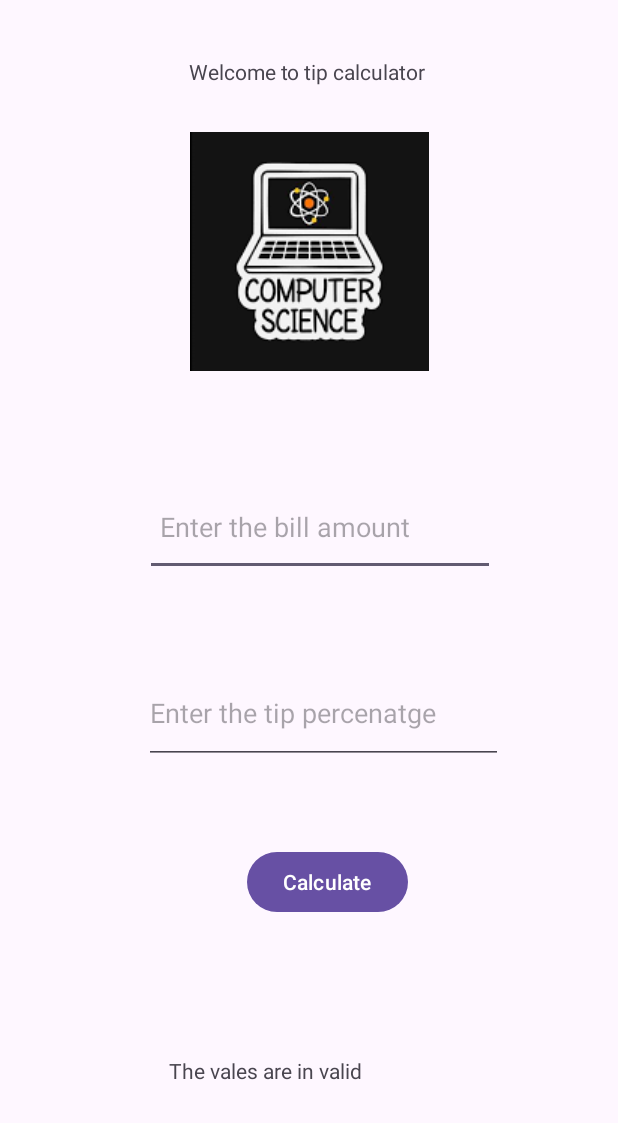
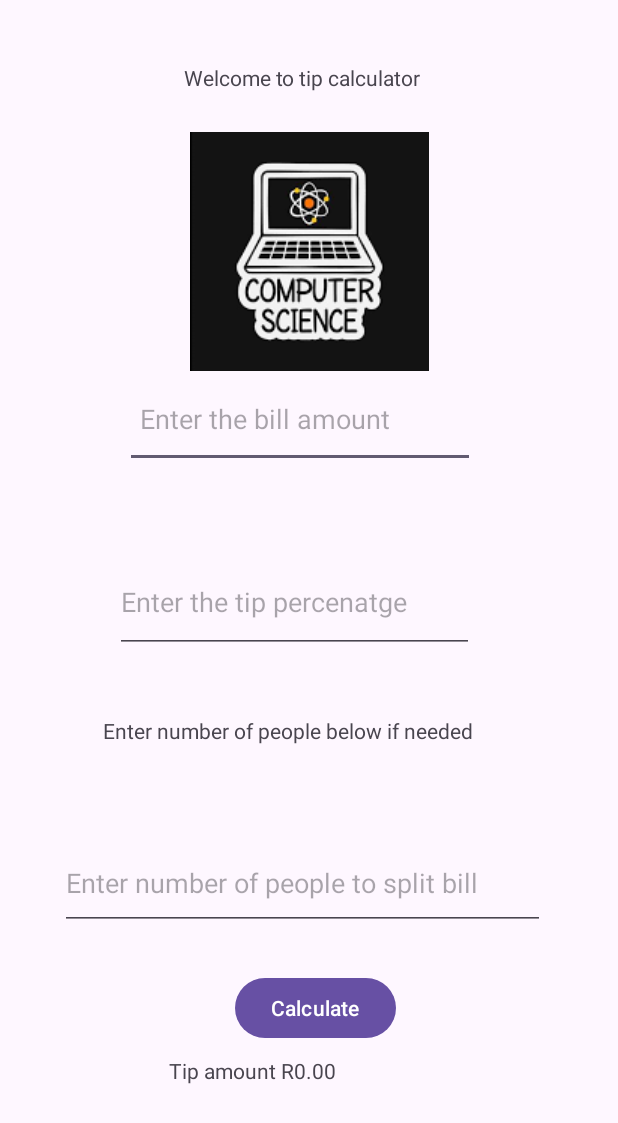
Before and after one commit to KmST10256361/Android_Ice, an Android app: the screen it shows after launch (MainActivity), after a tap on "Calculate", on a phone screen of 412 x 824 dp. Shown: the top 1123 px of the screen. Run offline under Robolectric (Android 15) with nearby library versions, the phone set to English and light mode, and no system bars; 2 statements that could not run were skipped.

Commit message:
Commit_two
This version can allow user to enter number of people to spilt bill with if needed

```diff
--- a/app/src/main/java/vcmsa/projects/webapp_one/MainActivity.kt
+++ b/app/src/main/java/vcmsa/projects/webapp_one/MainActivity.kt
@@ -36,6 +36,8 @@ class MainActivity : AppCompatActivity() {
 
         val txtbillshow =findViewById<TextView>(R.id.textviewtip)
 
+        val edtpeps = findViewById<EditText>(R.id.editnumpeps)
+
         btncal.setOnClickListener {
 
             try {
@@ -44,14 +46,46 @@ class MainActivity : AppCompatActivity() {
 
                 val tippercent = edtTipamot.text.toString().toDouble()
 
-                val finalPAY = billAmt * (tippercent / 100)
+                val finalPAYtip = billAmt * (tippercent / 100) // cal tip
 
-                txtbillshow.text = "Tip amount R${String.format("%.2f", finalPAY)}"
+                //split below
+
+
+
+                    val tipspilt = edtpeps.text.toString().toInt()
+
+                    if ( tipspilt ==0 || tipspilt == null   ){
+
+                        txtbillshow.text ="The value for people is invalid "
+                    }else   {
+
+
+                        val PAY=billAmt+finalPAYtip
+
+                        val finalpay=PAY/tipspilt
+
+
+                        txtbillshow.text = "Tip amount R${String.format("%.2f", finalpay)}"
+
+                    }
+
+
+
+
 
             } catch (e: NumberFormatException)
             {
 
-                txtbillshow.text ="The vales are in valid "
+                val billAmt = edtBILLamt.text.toString().toDouble()
+
+                val tippercent = edtTipamot.text.toString().toDouble()
+
+                val finalPAYtip = billAmt * (tippercent / 100) // cal tip
+
+               val onepep = billAmt+finalPAYtip
+
+                txtbillshow.text = "Tip amount R${String.format("%.2f", onepep)}"
+
 
             }
 
--- a/app/src/main/res/layout/activity_main.xml
+++ b/app/src/main/res/layout/activity_main.xml
@@ -11,23 +11,23 @@
     android:layout_height="match_parent"
     tools:context=".MainActivity">
 
+
     <EditText
         android:id="@+id/editBILL"
         android:layout_width="233dp"
         android:layout_height="65dp"
         android:layout_marginEnd="80dp"
         android:ems="10"
+        android:hint="Enter the bill amount"
         android:inputType="text"
-        android:hint="Enter the bill amount"
         android:padding="10dp"
         android:text=""
         app:layout_constraintBottom_toBottomOf="parent"
         app:layout_constraintEnd_toEndOf="parent"
-        app:layout_constraintHorizontal_bias="0.979"
+        app:layout_constraintHorizontal_bias="0.846"
         app:layout_constraintStart_toStartOf="parent"
         app:layout_constraintTop_toTopOf="parent"
-        app:layout_constraintVertical_bias="0.42" />
-
+        app:layout_constraintVertical_bias="0.325" />
 
     <TextView
         android:id="@+id/editHello"
@@ -36,23 +36,23 @@
         android:text="Welcome to tip calculator"
         app:layout_constraintBottom_toBottomOf="parent"
         app:layout_constraintEnd_toEndOf="parent"
-        app:layout_constraintHorizontal_bias="0.516"
+        app:layout_constraintHorizontal_bias="0.502"
         app:layout_constraintStart_toStartOf="parent"
         app:layout_constraintTop_toTopOf="parent"
-        app:layout_constraintVertical_bias="0.048" />
+        app:layout_constraintVertical_bias="0.053" />
 
     <Button
         android:id="@+id/calculate"
         android:layout_width="wrap_content"
         android:layout_height="wrap_content"
-        android:layout_marginEnd="140dp"
+        android:layout_marginEnd="148dp"
         android:text="Calculate"
 
         app:layout_constraintBottom_toBottomOf="parent"
 
         app:layout_constraintEnd_toEndOf="parent"
         app:layout_constraintTop_toTopOf="parent"
-        app:layout_constraintVertical_bias="0.727" />
+        app:layout_constraintVertical_bias="0.835" />
 
     <ImageView
         android:id="@+id/imageView2"
@@ -99,9 +99,32 @@
         android:text=""
         app:layout_constraintBottom_toTopOf="@+id/calculate"
         app:layout_constraintEnd_toEndOf="parent"
-        app:layout_constraintHorizontal_bias="0.0"
+        app:layout_constraintHorizontal_bias="0.694"
         app:layout_constraintStart_toStartOf="parent"
         app:layout_constraintTop_toBottomOf="@+id/editBILL"
-        app:layout_constraintVertical_bias="0.681" />
+        app:layout_constraintVertical_bias="0.0" />
+
+    <EditText
+        android:id="@+id/editnumpeps"
+        android:layout_width="323dp"
+        android:layout_height="62dp"
+        android:layout_marginStart="40dp"
+        android:layout_marginBottom="28dp"
+        android:ems="10"
+        android:hint="Enter number of people to split bill"
+        android:inputType="number"
+        android:text=""
+        app:layout_constraintBottom_toTopOf="@+id/calculate"
+        app:layout_constraintStart_toStartOf="parent" />
+
+    <TextView
+        android:id="@+id/textView2"
+        android:layout_width="249dp"
+        android:layout_height="43dp"
+        android:layout_marginEnd="94dp"
+        android:layout_marginBottom="37dp"
+        android:text="Enter number of people below if needed"
+        app:layout_constraintBottom_toTopOf="@+id/editnumpeps"
+        app:layout_constraintEnd_toEndOf="parent" />
 
 </androidx.constraintlayout.widget.ConstraintLayout>
```
